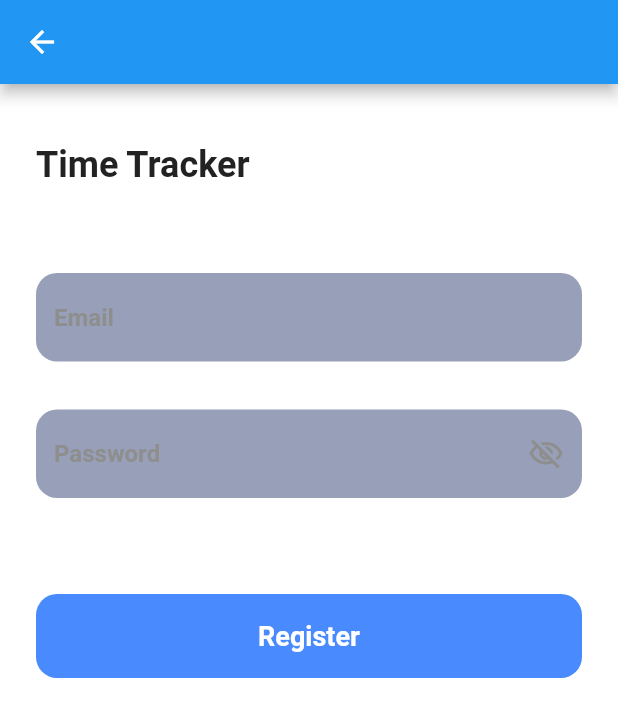
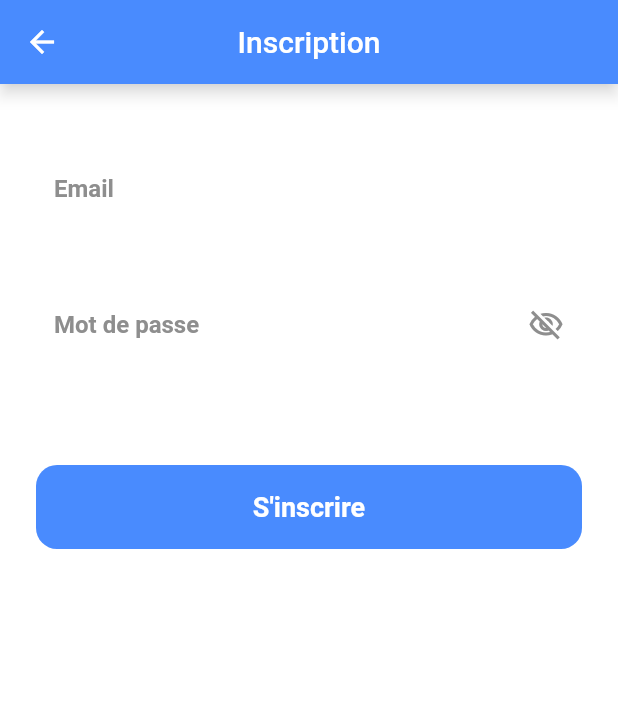
Before and after one commit to OrganIA/organia-app, a Flutter app: the RegisterScreen screen opened directly, on a phone screen of 412 x 824 dp. Shown: the top 717 px of the screen. Run offline on Flutter 3.47's test engine with Material 2 defaults, Android fonts, the phone set to English and light mode, and no system bars; our stand-ins replace flutter_bloc, shared_preferences; accounts and stored records are empty; network calls fail.

Commit message:
Add few ui tweaks

```diff
--- a/lib/src/ui/screens/register.dart
+++ b/lib/src/ui/screens/register.dart
@@ -15,7 +15,12 @@ class _RegisterScreenState extends State<RegisterScreen> {
   @override
   Widget build(BuildContext context) {
     return Scaffold(
-      appBar: AppBar(),
+      appBar: AppBar(
+        centerTitle: true,
+        backgroundColor: blue,
+        shadowColor: Colors.white,
+        title: const Text("Inscription"),
+      ),
       body: BlocListener<RegisterBloc, RegisterState>(
         listener: (context, state) {
           if (state is RegisterLoadedFailure) {
--- a/lib/src/ui/widgets/register_page.dart
+++ b/lib/src/ui/widgets/register_page.dart
@@ -32,30 +32,10 @@ class _RegisterPageState extends State<RegisterPage> {
           child: Column(
             crossAxisAlignment: CrossAxisAlignment.start,
             children: [
-              Column(
-                crossAxisAlignment: CrossAxisAlignment.start,
-                children: [
-                  Text(
-                    'Time Tracker',
-                    style: heading2.copyWith(color: black),
-                  ),
-                  const SizedBox(
-                    height: 10,
-                  ),
-                ],
-              ),
-              const SizedBox(
-                height: 48,
-              ),
               Form(
                 child: Column(
                   children: [
-                    Container(
-                      decoration: BoxDecoration(
-                        color: lightGrey,
-                        borderRadius: BorderRadius.circular(14.0),
-                      ),
-                      child: TextFormField(
+                    TextFormField(
                       controller: emailController,
                       decoration: InputDecoration(
                         hintText: 'Email',
@@ -65,20 +45,14 @@ class _RegisterPageState extends State<RegisterPage> {
                         ),
                       ),
                     ),
-                    ),
                     const SizedBox(
                       height: 32,
                     ),
-                    Container(
-                      decoration: BoxDecoration(
-                        color: lightGrey,
-                        borderRadius: BorderRadius.circular(14.0),
-                      ),
-                      child: TextFormField(
+                    TextFormField(
                       controller: passwordController,
                       obscureText: !passwordVisible,
                       decoration: InputDecoration(
-                          hintText: 'Password',
+                        hintText: 'Mot de passe',
                         hintStyle: heading6.copyWith(color: grey),
                         suffixIcon: IconButton(
                           color: grey,
@@ -90,7 +64,6 @@ class _RegisterPageState extends State<RegisterPage> {
                         ),
                         border: const OutlineInputBorder(
                           borderSide: BorderSide.none,
-                          ),
                         ),
                       ),
                     ),
@@ -111,7 +84,7 @@ class _RegisterPageState extends State<RegisterPage> {
                 },
                 child: BigButton(
                     buttonColor: blue,
-                    textValue: "Register",
+                    textValue: "S'inscrire",
                     textColor: Colors.white),
               ),
             ],
```
Also changed, not shown: lib/src/ui/screens/login.dart (+10 -3 lines), lib/src/ui/widgets/login_page.dart (+6 -35 lines). Lines whose indentation alone changed are shown as unchanged.
